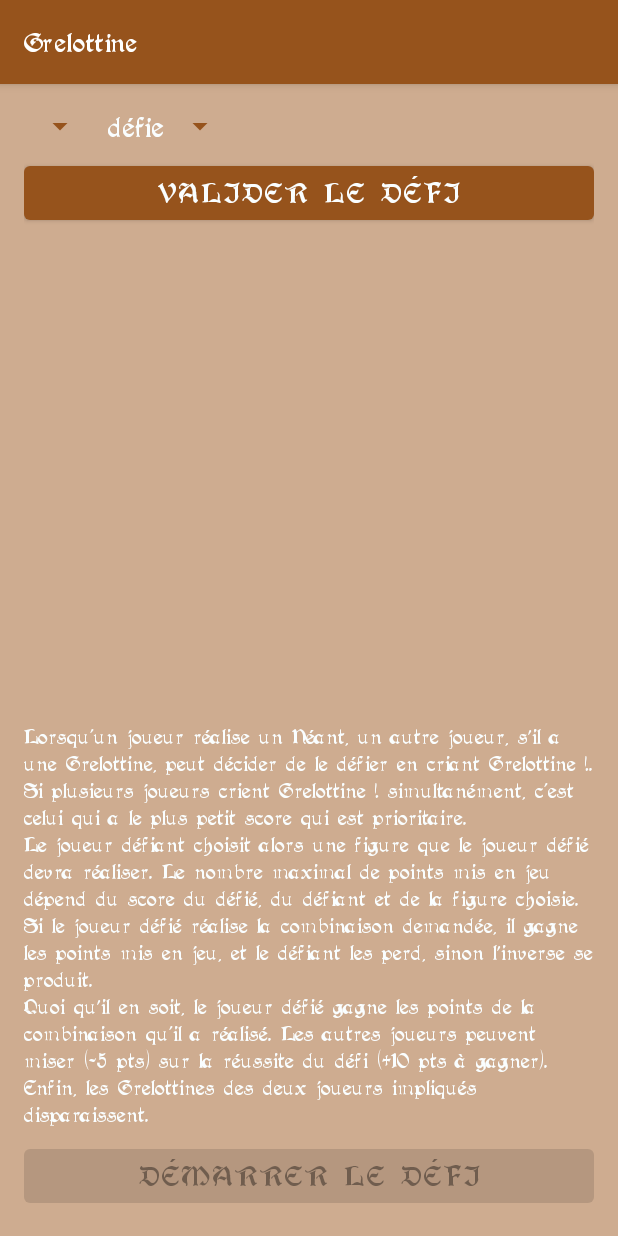
After one commit to leocalvat/CulDeChouette, an Android app: the GrelottineActivity screen opened directly, with no data from a screen before it, on a phone screen of 412 x 824 dp. The commit adds this screen. Run offline under Robolectric (Android 15) with nearby library versions, the phone set to English and light mode, and no system bars; 1 statement that could not run was skipped.

Commit message:
implement grelottine

```diff
--- a/app/src/main/AndroidManifest.xml
+++ b/app/src/main/AndroidManifest.xml
@@ -32,6 +32,9 @@
             android:name=".SoufletteActivity"
             android:label="@string/souflette" />
         <activity
+            android:name=".GrelottineActivity"
+            android:label="@string/grelottine" />
+        <activity
             android:name=".SummaryActivity"
             android:label="@string/summary"/>
     </application>
--- a/app/src/main/java/com/example/culdechouette/GameData.java
+++ b/app/src/main/java/com/example/culdechouette/GameData.java
@@ -3,6 +3,7 @@ package com.example.culdechouette;
 import java.util.ArrayList;
 import java.util.Collections;
 import java.util.HashMap;
+import java.util.Map;
 
 public class GameData {
 
@@ -10,6 +11,7 @@ public class GameData {
 
     private static GameData instance;
 
+    private final Grelottine grelottine;
     private final ArrayList<Player> playerList;
     private final HashMap<Player, Integer> roundScore;
 
@@ -17,6 +19,7 @@ public class GameData {
 
     private GameData() {
         this.currentPlayerIndex = 0;
+        this.grelottine = new Grelottine();
         this.playerList = new ArrayList<>();
         this.roundScore = new HashMap<>();
     }
@@ -43,6 +46,8 @@ public class GameData {
         if (currentPlayerIndex >= playerList.size()) {
             currentPlayerIndex = 0;
         }
+
+        grelottine.enabled = false;
     }
 
     public void bevue(Player player) {
@@ -57,7 +62,8 @@ public class GameData {
     }
 
     public Player currentPlayer() {
-        return playerList.get(currentPlayerIndex);
+        int index = grelottine.enabled ? grelottine.targetedIndex : currentPlayerIndex;
+        return playerList.get(index);
     }
 
     public ArrayList<Player> playerList() {
@@ -74,8 +80,36 @@ public class GameData {
         return rankedPlayerList().get(0).score() >= GOAL;
     }
 
+    public Grelottine grelottine() {
+        return grelottine;
+    }
+
 //    public void log(Player player, Roll roll) {
 //        // TODO log game events
 //    }
 
+
+    public class Grelottine {
+        public boolean enabled = false;
+        private int targetedIndex;
+
+        public Player targeted;
+        public Player targeting;
+
+        public int stake;
+        public Roll.Figure figure;
+        public Map<Player, Boolean> bets;
+
+        public void start(Player targeted, Player targeting,
+                          Map<Player, Boolean> bets, Roll.Figure figure, int stake) {
+            this.enabled = true;
+            this.targetedIndex = playerList.indexOf(targeted);
+            this.targeted = targeted;
+            this.targeting = targeting;
+            this.figure = figure;
+            this.stake = stake;
+            this.bets = bets;
+        }
+    }
+
 }
--- /dev/null
+++ b/app/src/main/java/com/example/culdechouette/GrelottineActivity.java
@@ -0,0 +1,235 @@
+package com.example.culdechouette;
+
+import android.content.Intent;
+import android.os.Bundle;
+import android.text.Editable;
+import android.text.TextWatcher;
+import android.view.View;
+import android.view.ViewGroup;
+import android.widget.AdapterView;
+import android.widget.ArrayAdapter;
+import android.widget.Button;
+import android.widget.EditText;
+import android.widget.LinearLayout;
+import android.widget.ListView;
+import android.widget.Spinner;
+import android.widget.TextView;
+import android.widget.Toast;
+
+import androidx.appcompat.app.AppCompatActivity;
+
+import java.util.ArrayList;
+import java.util.Arrays;
+import java.util.HashMap;
+import java.util.List;
+import java.util.Map;
+
+public class GrelottineActivity extends AppCompatActivity {
+
+    public static final int SUBACT_ID = 4;
+
+    private Button validateButton;
+    private Button startButton;
+    private Spinner playerSpinner;
+    private Spinner player2Spinner;
+    private Spinner grelottineFigure;
+    private EditText grelottineBet;
+    private ListView playersListView;
+    private LinearLayout grelottineLayout;
+
+    private int maxBet = 0;
+    private Player targetedPlayer;
+    private Player targetingPlayer;
+    private GameData game;
+    private PlayersAdapter playersAdapter;
+
+    @Override
+    protected void onCreate(Bundle savedInstanceState) {
+        super.onCreate(savedInstanceState);
+        setContentView(R.layout.activity_grelottine);
+
+        playersListView = findViewById(R.id.playersListView);
+        validateButton = findViewById(R.id.validateButton);
+        startButton = findViewById(R.id.startButton);
+        playerSpinner = findViewById(R.id.playerSpinner);
+        player2Spinner = findViewById(R.id.player2Spinner);
+        grelottineFigure = findViewById(R.id.grelottineFigure);
+        grelottineBet = findViewById(R.id.grelottineBet);
+        grelottineLayout = findViewById(R.id.grelottineLayout);
+
+        game = GameData.getInstance();
+
+        validateButton.setOnClickListener(v -> validateTarget());
+        startButton.setOnClickListener(v -> backToMainActivity());
+
+        ArrayList<Player> playerItems = new ArrayList<>(game.playerList());
+        playerItems.remove(game.currentPlayer());
+        ArrayAdapter<Player> spinnerAdapter = new ArrayAdapter<>(
+                this, android.R.layout.simple_spinner_item, playerItems);
+        spinnerAdapter.setDropDownViewResource(android.R.layout.simple_list_item_activated_1);
+        playerSpinner.setAdapter(spinnerAdapter);
+
+        ArrayAdapter<Player> spinner2Adapter = new ArrayAdapter<>(
+                this, android.R.layout.simple_spinner_item, game.playerList());
+        spinner2Adapter.setDropDownViewResource(android.R.layout.simple_list_item_activated_1);
+        player2Spinner.setAdapter(spinner2Adapter);
+        player2Spinner.setSelection(game.playerList().indexOf(game.currentPlayer()));
+        player2Spinner.setEnabled(false);
+
+        List<Roll.Figure> figs = Arrays.asList(Roll.Figure.CHOUETTE, Roll.Figure.VELUTE,
+                Roll.Figure.CHOUETTE_VELUTE, Roll.Figure.SUITE,
+                Roll.Figure.CUL_DE_CHOUETTE, Roll.Figure.CUL_DE_CHOUETTE_SIROTE);
+        ArrayAdapter<Roll.Figure> spinner3Adapter = new ArrayAdapter<>(
+                this, android.R.layout.simple_spinner_item, figs);
+        spinner3Adapter.setDropDownViewResource(android.R.layout.simple_list_item_activated_1);
+        grelottineFigure.setAdapter(spinner3Adapter);
+
+        grelottineFigure.setOnItemSelectedListener(new AdapterView.OnItemSelectedListener() {
+            @Override
+            public void onItemSelected(AdapterView<?> parent, View view, int position, long id) {
+                int minScore = Math.min(targetingPlayer.score(), targetedPlayer.score());
+                switch (position) {
+                    case 0:
+                        maxBet = (int) (0.33 * minScore);
+                        break;
+                    case 1:
+                        maxBet = (int) (0.25 * minScore);
+                        break;
+                    case 2:
+                        maxBet = (int) (0.08 * minScore);
+                        break;
+                    case 3:
+                        maxBet = (int) (0.14 * minScore);
+                        break;
+                    case 4:
+                        maxBet = (int) (0.16 * minScore);
+                        break;
+                    case 5:
+                        maxBet = (int) (0.20 * minScore);
+                        break;
+                }
+                grelottineBet.setHint("≤" + Math.max(0, maxBet));
+                grelottineBet.setText("");
+            }
+
+            @Override
+            public void onNothingSelected(AdapterView<?> adapterView) { }
+        });
+
+        grelottineBet.addTextChangedListener(new TextWatcher() {
+            @Override
+            public void beforeTextChanged(CharSequence s, int start, int count, int after) { }
+
+            @Override
+            public void onTextChanged(CharSequence s, int start, int before, int count) { }
+
+            @Override
+            public void afterTextChanged(Editable s) {
+                String input = s.toString();
+                if (!input.isEmpty()) {
+                    if (Integer.parseInt(input) > maxBet) {
+                        s.replace(0, s.length(), String.valueOf(maxBet));
+                    }
+                }
+            }
+        });
+    }
+
+    private void validateTarget() {
+        if (playerSpinner.getSelectedItem().equals(player2Spinner.getSelectedItem())) {
+            Toast.makeText(this, R.string.wrong_select_input, Toast.LENGTH_SHORT).show();
+            return;
+        }
+        targetingPlayer = (Player) playerSpinner.getSelectedItem();
+        targetedPlayer = (Player) player2Spinner.getSelectedItem();
+
+        if (!targetingPlayer.grelottine()) {
+            game.bevue(targetingPlayer);
+            Toast.makeText(this, R.string.bevue_grelottine, Toast.LENGTH_SHORT).show();
+            setResult(RESULT_CANCELED);
+            finish();
+            return;
+        }
+        validateButton.setEnabled(false);
+        playerSpinner.setEnabled(false);
+        player2Spinner.setEnabled(false);
+
+        ArrayList<Player> otherPlayerList = new ArrayList<>(game.playerList());
+        otherPlayerList.remove(targetedPlayer);
+        otherPlayerList.remove(targetingPlayer);
+        playersAdapter = new PlayersAdapter(otherPlayerList);
+        playersListView.setAdapter(playersAdapter);
+
+        grelottineLayout.setVisibility(View.VISIBLE);
+        startButton.setEnabled(true);
+    }
+
+    private void backToMainActivity() {
+        String grelottineBetStr = grelottineBet.getText().toString();
+        if (grelottineBetStr.isEmpty()) {
+            Toast.makeText(this, R.string.wrong_bet_input, Toast.LENGTH_SHORT).show();
+            return;
+        }
+        targetedPlayer.setGrelottine(false);
+        targetingPlayer.setGrelottine(false);
+        game.grelottine().start(
+                targetedPlayer,
+                targetingPlayer,
+                playersAdapter.getPlayersBet(),
+                (Roll.Figure) grelottineFigure.getSelectedItem(),
+                Integer.parseInt(grelottineBetStr));
+
+        Intent resultIntent = new Intent();
+        resultIntent.putExtra("id", SUBACT_ID);
+        setResult(RESULT_OK, resultIntent);
+        finish();
+    }
+
+    private class PlayersAdapter extends ArrayAdapter<Player> {
+
+        private final Map<Player, Boolean> playerSelection;
+        private final ArrayAdapter<CharSequence> spinnerAdapter;
+
+        public PlayersAdapter(ArrayList<Player> playersList) {
+            super(GrelottineActivity.this, R.layout.player_item, playersList);
+            this.playerSelection = new HashMap<>();
+            this.spinnerAdapter = ArrayAdapter.createFromResource(getContext(),
+                    R.array.grelottine_options, android.R.layout.simple_spinner_item);
+            this.spinnerAdapter.setDropDownViewResource(android.R.layout.simple_list_item_activated_1);
+        }
+
+        @Override
+        public View getView(int position, View convertView, ViewGroup parent) {
+            if (convertView == null) {
+                convertView = getLayoutInflater().inflate(R.layout.player_item, parent, false);
+            }
+
+            TextView playerNameTextView = convertView.findViewById(R.id.playerNameTextView);
+            Spinner betSpinner = convertView.findViewById(R.id.choiceSpinner);
+
+            Player player = getItem(position);
+            playerNameTextView.setText(player.name());
+
+            betSpinner.setAdapter(spinnerAdapter);
+            betSpinner.setOnItemSelectedListener(new AdapterView.OnItemSelectedListener() {
+                @Override
+                public void onItemSelected(AdapterView<?> parent, View view, int position, long id) {
+                    if (position == 0) {
+                        playerSelection.remove(player);
+                    } else {
+                        playerSelection.put(player, position == 1);
+                    }
+                }
+
+                @Override
+                public void onNothingSelected(AdapterView<?> adapterView) { }
+            });
+
+            return convertView;
+        }
+
+        public Map<Player, Boolean> getPlayersBet() {
+            return playerSelection;
+        }
+    }
+}
--- /dev/null
+++ b/app/src/main/res/layout/activity_grelottine.xml
@@ -0,0 +1,98 @@
+<LinearLayout xmlns:android="http://schemas.android.com/apk/res/android"
+    xmlns:tools="http://schemas.android.com/tools"
+    android:layout_width="match_parent"
+    android:layout_height="match_parent"
+    android:orientation="vertical"
+    android:padding="16dp"
+    tools:context=".GrelottineActivity">
+
+    <LinearLayout
+        android:layout_width="match_parent"
+        android:layout_height="wrap_content"
+        android:orientation="horizontal"
+        android:paddingBottom="8dp">
+
+        <Spinner
+            android:id="@+id/playerSpinner"
+            android:layout_width="wrap_content"
+            android:layout_height="wrap_content" />
+
+        <TextView
+            android:layout_width="wrap_content"
+            android:layout_height="wrap_content"
+            android:text="@string/challenge" />
+
+        <Spinner
+            android:id="@+id/player2Spinner"
+            android:layout_width="wrap_content"
+            android:layout_height="wrap_content" />
+    </LinearLayout>
+
+    <Button
+        android:id="@+id/validateButton"
+        android:layout_width="match_parent"
+        android:layout_height="wrap_content"
+        android:text="@string/validate_challenge"
+        android:enabled="true" />
+
+    <LinearLayout
+        android:id="@+id/grelottineLayout"
+        android:layout_width="match_parent"
+        android:layout_height="wrap_content"
+        android:orientation="horizontal"
+        android:gravity="center_vertical"
+        android:paddingVertical="4dp"
+        android:visibility="gone">
+
+        <TextView
+            android:layout_width="wrap_content"
+            android:layout_height="wrap_content"
+            android:text="@string/grelottine_expression" />
+
+        <EditText
+            android:id="@+id/grelottineBet"
+            android:layout_width="wrap_content"
+            android:layout_height="wrap_content"
+            android:minWidth="48dp"
+            android:gravity="center"
+            android:inputType="number"
+            android:imeOptions="actionDone"
+            android:hint="@string/zero"
+            android:autofillHints="" />
+
+        <TextView
+            android:layout_width="wrap_content"
+            android:layout_height="wrap_content"
+            android:text="@string/on" />
+
+        <Spinner
+            android:id="@+id/grelottineFigure"
+            android:layout_width="wrap_content"
+            android:layout_height="wrap_content" />
+
+        <TextView
+            android:layout_width="wrap_content"
+            android:layout_height="wrap_content"
+            android:text="@string/excl" />
+    </LinearLayout>
+
+    <ListView
+        android:id="@+id/playersListView"
+        android:layout_width="match_parent"
+        android:layout_height="0dp"
+        android:layout_weight="1" />
+
+    <TextView
+        android:layout_width="match_parent"
+        android:layout_height="wrap_content"
+        android:paddingBottom="8dp"
+        android:textSize="@dimen/text_size_small"
+        android:text="@string/grelottine_hint" />
+
+    <Button
+        android:id="@+id/startButton"
+        android:layout_width="match_parent"
+        android:layout_height="wrap_content"
+        android:text="@string/start_challenge"
+        android:enabled="false" />
+</LinearLayout>
--- a/app/src/main/res/values/strings.xml
+++ b/app/src/main/res/values/strings.xml
@@ -4,12 +4,15 @@
     <string name="chouette_velute">Chouette Velute</string>
     <string name="suite">Suite</string>
     <string name="souflette">Souflette</string>
+    <string name="grelottine">Grelottine</string>
     <string name="summary">Résumé</string>
 
     <string name="start">Commencer la partie</string>
     <string name="add_player">Ajouter un joueur</string>
     <string name="validate_roll">Valider le jet</string>
     <string name="validate_bet">Valider les paris</string>
+    <string name="validate_challenge">Valider le défi</string>
+    <string name="start_challenge">Démarrer le défi</string>
     <string name="back_to_game">Revenir au jeu</string>
     <string name="next_turn">Tour suivant</string>
     <string name="civet">Civet</string>
@@ -36,9 +39,12 @@
     <string name="dice2">Dé 2</string>
     <string name="dice3">Dé 3</string>
     <string name="wrong_dice_input">Lancer invalide</string>
+    <string name="wrong_bet_input">Mise invalide</string>
+    <string name="wrong_select_input">Selection invalide</string>
     <string name="grelottine_acq">Grelottine acquise !</string>
     <string name="civet_acq">Civet acquis !</string>
     <string name="bevue_civet">Bévue ! Tu n\'as pas de civet !</string>
+    <string name="bevue_grelottine">Bévue ! Tu n\'as pas de grelottine !</string>
     <string name="playing">\ est en train de jouer</string>
     <string name="figure">Figure :\ </string>
     <string name="score">Score :\ </string>
@@ -50,6 +56,7 @@
     <string name="chouette_velute_expression">a trouvé un dur caillou !</string>
     <string name="suite_expression">ça picotte !</string>
     <string name="civet_expression">Civet de</string>
+    <string name="grelottine_expression">Grelottine de</string>
     <string name="on">sur</string>
     <string name="loose">perd</string>
     <string name="challenge">\ défie</string>
@@ -62,6 +69,7 @@
     <string name="suite_hint">Tous les joueurs doivent taper du poing sur la table en criant : \"Grelotte ça picote !\". Le dernier joueur à le faire perd 10 points. \nEn cas d\'égalité, les joueurs concernés se départagent en criant : \"Sans fin est la moisissure des bières bretonnes !\". \nS\'il y a toujours égalité, les joueurs concernés se départagent en lançant chacun un dé, c\’est celui qui aura fait le plus petit score qui perdra les 10 points. S\’il y a plusieurs joueurs qui ont fait le plus petit score, ils recommencent pour se départager, mais cette fois pour perdre 20 points (puis 30 points, etc).</string>
     <string name="souflette_hint">Le joueur peut défier un autre joueur de son choix. Ce joueur a alors trois jets de dés pour réaliser lui aussi un 421. Les éventuels points donnés par d\'éventuelles combinaisons réalisées lors de ces éventuels jets ne sont pas comptés. Les joueurs peuvent conserver les dés ayant donné 4, 2 ou 1 entre chaque lancer, pour ainsi éviter de les relancer et avoir plus de chances de réussir le défi. \nSi le joueur défié réussit à faire 421 : \n- du premier coup, il gagne 50 points et le défiant les perd. \n- du deuxième coup, il gagne 40 points et le défiant les perd. \n- du troisième coup, il gagne 30 points et le défiant les perd. \nSi le joueur défié échoue, il perd 30 points et le défiant les gagne.</string>
     <string name="civet_hint">Lorsqu\'un joueur a gagné un Civet, il peut l\'utiliser quand bon lui semble si son score est positif, avant de lancer ses deux premiers dés. Il mise alors un certain nombre de ses points (102 maximum), et parie sur son prochain coup (Chouette, Velute, Chouette Velute, Suite, ou Cul de Chouette). Dans le cas d\'un Cul de Chouette, il doit préciser avec ou sans Sirotage.</string>
+    <string name="grelottine_hint">Lorsqu\’un joueur réalise un Néant, un autre joueur, s\'il a une Grelottine, peut décider de le défier en criant "Grelottine !". Si plusieurs joueurs crient "Grelottine !" simultanément, c\’est celui qui a le plus petit score qui est prioritaire. \nLe joueur défiant choisit alors une figure que le joueur défié devra réaliser. Le nombre maximal de points mis en jeu dépend du score du défié, du défiant et de la figure choisie. Si le joueur défié réalise la combinaison demandée, il gagne les points mis en jeu, et le défiant les perd, sinon l\'inverse se produit. \nQuoi qu\'il en soit, le joueur défié gagne les points de la combinaison qu\’il a réalisé. Les autres joueurs peuvent miser (-5 pts) sur la réussite du défi (+10 pts à gagner). Enfin, les Grelottines des deux joueurs impliqués disparaissent.</string>
 
     <string-array name="dice_options">
         <item>Aucun</item>
@@ -89,4 +97,9 @@
         <item>souffle en deux coups</item>
         <item>souffle en trois coups</item>
     </string-array>
+    <string-array name="grelottine_options">
+        <item>Aucun</item>
+        <item>Réussi</item>
+        <item>Echoue</item>
+    </string-array>
 </resources>
```
Also changed, not shown: app/src/main/java/com/example/culdechouette/MainActivity.java (+43 -2 lines), app/src/main/res/layout/activity_main.xml (+8 -1 lines).
